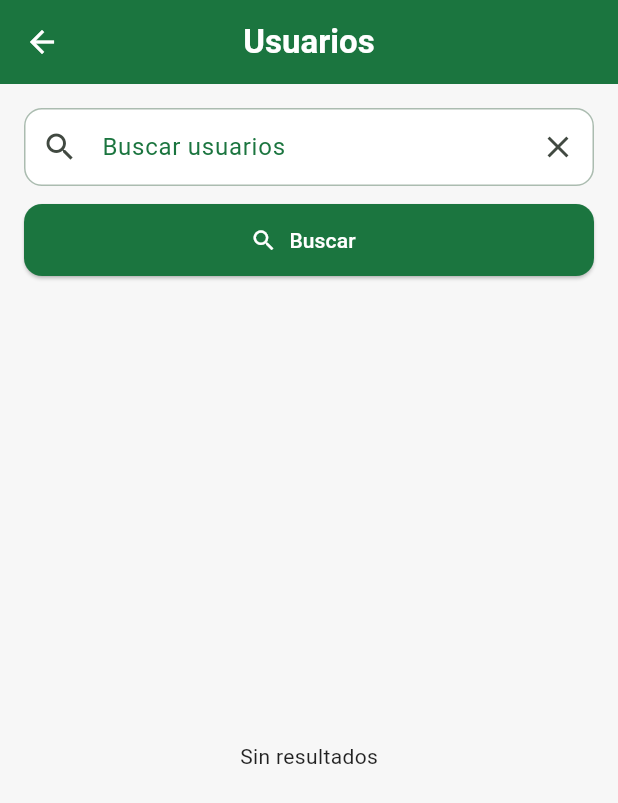
After one commit to SaiPlusSai/Cocal-Personal, a Flutter app: the PantallaUsuarios screen opened by its route, on a phone screen of 412 x 824 dp. The commit adds this screen. Shown: the top 803 px of the screen. Run offline on Flutter 3.47's test engine with Material 3 defaults, Android fonts, the phone set to English and light mode, and no system bars; our stand-ins replace flutter_local_notifications, flutter_secure_storage, font_awesome_flutter, google_fonts, supabase_flutter, table_calendar and 1 more; accounts and stored records are empty.

Commit message:
solicitudes de amistad

```diff
--- /dev/null
+++ b/cocal_personal/lib/pantallas/social/pantalla_usuarios.dart
@@ -0,0 +1,116 @@
+// lib/pantallas/social/pantalla_usuarios.dart
+import 'package:flutter/material.dart';
+import '../../servicios/social/amigos_service.dart';
+
+class PantallaUsuarios extends StatefulWidget {
+  const PantallaUsuarios({super.key});
+
+  @override
+  State<PantallaUsuarios> createState() => _PantallaUsuariosState();
+}
+
+class _PantallaUsuariosState extends State<PantallaUsuarios> {
+  final _busquedaCtl = TextEditingController();
+  bool _cargando = false;
+  List<UsuarioResumen> _resultados = [];
+
+  @override
+  void dispose() {
+    _busquedaCtl.dispose();
+    super.dispose();
+  }
+
+  Future<void> _buscar() async {
+    final q = _busquedaCtl.text.trim();
+    if (q.isEmpty) return;
+
+    setState(() => _cargando = true);
+    final res = await AmigosService.buscarUsuarios(q);
+    if (!mounted) return;
+    setState(() {
+      _resultados = res;
+      _cargando = false;
+    });
+  }
+
+  Future<void> _enviarSolicitud(UsuarioResumen u) async {
+    final error = await AmigosService.enviarSolicitud(idDestinatario: u.id);
+    if (!mounted) return;
+
+    ScaffoldMessenger.of(context).showSnackBar(
+      SnackBar(
+        content: Text(error ?? 'Solicitud enviada a ${u.nombre}'),
+      ),
+    );
+  }
+
+  @override
+  Widget build(BuildContext context) {
+    final scheme = Theme.of(context).colorScheme;
+
+    return Scaffold(
+      appBar: AppBar(
+        title: const Text('Usuarios'),
+      ),
+      body: Padding(
+        padding: const EdgeInsets.all(16),
+        child: Column(
+          children: [
+            TextField(
+              controller: _busquedaCtl,
+              decoration: InputDecoration(
+                prefixIcon: const Icon(Icons.search),
+                labelText: 'Buscar usuarios',
+                suffixIcon: IconButton(
+                  icon: const Icon(Icons.clear),
+                  onPressed: () {
+                    _busquedaCtl.clear();
+                    setState(() => _resultados = []);
+                  },
+                ),
+              ),
+              onSubmitted: (_) => _buscar(),
+            ),
+            const SizedBox(height: 12),
+            SizedBox(
+              width: double.infinity,
+              child: ElevatedButton.icon(
+                onPressed: _cargando ? null : _buscar,
+                icon: _cargando
+                    ? const SizedBox(
+                  height: 18,
+                  width: 18,
+                  child: CircularProgressIndicator(strokeWidth: 2),
+                )
+                    : const Icon(Icons.search),
+                label: const Text('Buscar'),
+              ),
+            ),
+            const SizedBox(height: 16),
+            Expanded(
+              child: _resultados.isEmpty
+                  ? const Center(child: Text('Sin resultados'))
+                  : ListView.builder(
+                itemCount: _resultados.length,
+                itemBuilder: (_, i) {
+                  final u = _resultados[i];
+                  return Card(
+                    child: ListTile(
+                      leading: const CircleAvatar(child: Icon(Icons.person)),
+                      title: Text('${u.nombre} ${u.apellido}'),
+                      subtitle: Text(u.correo),
+                      trailing: IconButton(
+                        icon: Icon(Icons.person_add, color: scheme.primary),
+                        onPressed: () => _enviarSolicitud(u),
+                      ),
+                    ),
+                  );
+                },
+              ),
+            ),
+          ],
+        ),
+      ),
+    );
+  }
+}
--- a/cocal_personal/lib/rutas/rutas_app.dart
+++ b/cocal_personal/lib/rutas/rutas_app.dart
@@ -5,6 +5,8 @@ import '../pantallas/autenticacion/pantalla_login.dart';
 import '../pantallas/principal/pantalla_principal.dart';
 import '../pantallas/autenticacion/pantalla_recuperar.dart';
 import '../pantallas/autenticacion/pantalla_nueva_contrasena.dart';
+import '../pantallas/social/pantalla_usuarios.dart';
+import '../pantallas/social/pantalla_solicitudes.dart';
 
 Map<String, WidgetBuilder> obtenerRutas() {
   return {
@@ -13,6 +15,9 @@ Map<String, WidgetBuilder> obtenerRutas() {
     '/principal': (_) => const PantallaPrincipal(),
     '/recuperar': (_) => const PantallaRecuperar(),
     '/nueva_contrasena': (_) => const PantallaNuevaContrasena(),
+    '/usuarios': (_) => const PantallaUsuarios(),
+    '/solicitudes': (_) => const PantallaSolicitudes(),
+
   };
 }
 
```
Also changed, not shown: cocal_personal/lib/pantallas/principal/pantalla_principal.dart (+14 -0 lines), cocal_personal/lib/pantallas/social/pantalla_solicitudes.dart (added, +101 -0 lines), cocal_personal/lib/servicios/social/amigos_service.dart (added, +208 -0 lines), 1 other file.
